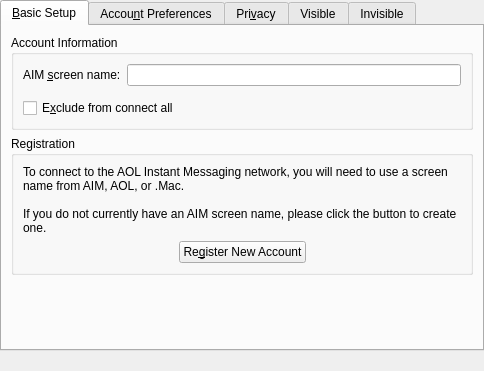
Before: the Qt Designer form protocols/oscar/aim/ui/aimeditaccountui.ui in KDE/kopete, drawn with Qt 5.
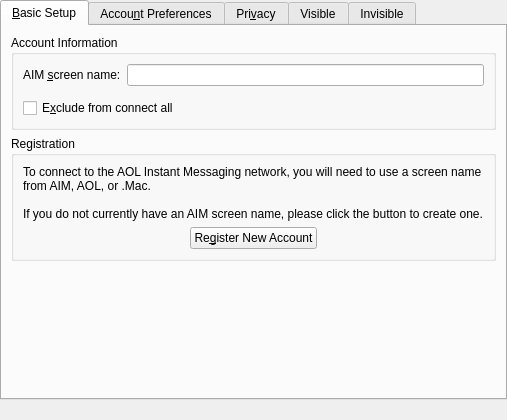
After: the same form once the commit is applied. Custom widgets are drawn as their Qt base class.

Commit message: Hide the 'register new account' button when editing an existing account here too

```diff
--- a/protocols/oscar/aim/ui/aimeditaccountui.ui
+++ b/protocols/oscar/aim/ui/aimeditaccountui.ui
@@ -5,8 +5,8 @@
    <rect>
     <x>0</x>
     <y>0</y>
-    <width>484</width>
-    <height>371</height>
+    <width>507</width>
+    <height>420</height>
    </rect>
   </property>
   <property name="sizePolicy" >
@@ -891,7 +891,7 @@
  <customwidgets>
   <customwidget>
    <class>Kopete::UI::PasswordWidget</class>
-   <extends>QWidget</extends>
+   <extends></extends>
    <header>kopetepasswordwidget.h</header>
   </customwidget>
  </customwidgets>
```
Left out of the diff: 2 changed lines with no effect on the pictures. The commit also changes 3 other files.
